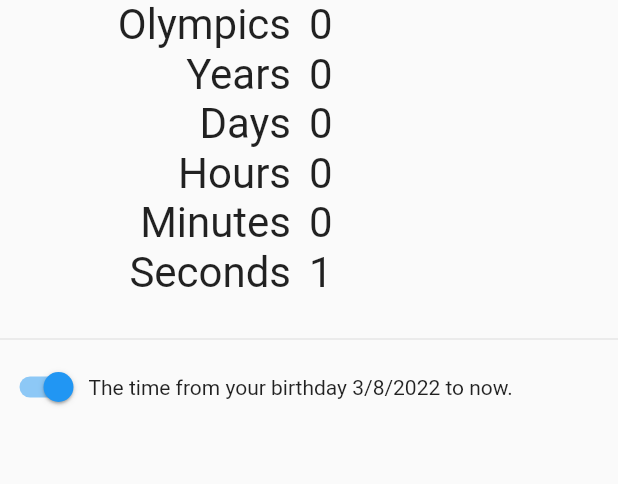
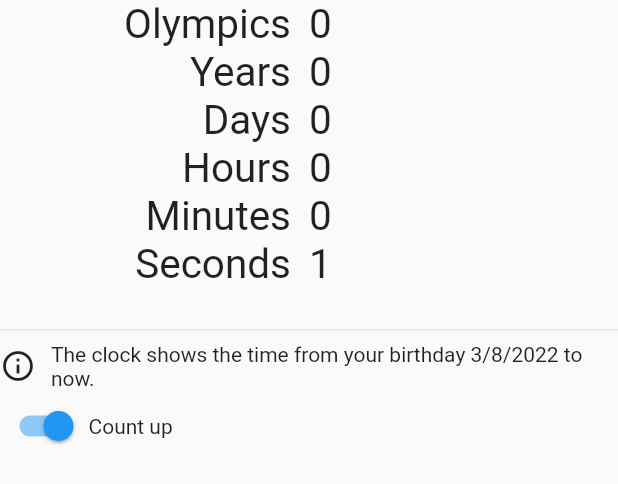
Before and after one commit to Xennis/lifetime-clock-app, a Flutter app: the NumberView widget shown alone on an empty page, opened directly with empty values, on a phone screen of 412 x 824 dp. Shown: the top 484 px of the screen. Run offline on Flutter 3.47's test engine with Material 2 defaults, Android fonts, the phone set to English and light mode, and no system bars; our stand-ins replace numberpicker, shared_preferences; accounts and stored records are empty; generated files the repository leaves out were written again.

Commit message:
Improve number view mode switch UX

```diff
--- a/lib/l10n/app_en.arb
+++ b/lib/l10n/app_en.arb
@@ -72,7 +72,7 @@
   "@optionDarkThemeDesc": {
     "description": "Description for the option to enforce the dark theme"
   },
-  "numberViewBirthToNow": "The time from your birthday {birthday} to now.",
+  "numberViewBirthToNow": "The clock shows the time from your birthday {birthday} to now.",
   "@numberViewBirthToNow": {
     "description": "Label for selecting clock from birthday to the current date",
     "type": "text",
@@ -84,7 +84,7 @@
       }
     }
   },
-  "numberViewNowToDeath": "The time from now to your planned age of {age} ({deathDay}).",
+  "numberViewNowToDeath": "The clock shows the time from now to your planned age of {age} ({deathDay}).",
   "@numberViewNowToDeath": {
     "description": "Label for selecting clock from current date to death",
     "type": "text",
@@ -100,6 +100,10 @@
         "example": "04/23/2001"
       }
     }
+  },
+  "numberViewModeSwitch": "Count up",
+  "@numberViewModeSwitch": {
+    "description": "Label for switch between count up/down the lifetime."
   },
   "boxViewInfoText": "Every box represents 1 year. Blue for the past, green the future and red the current one.",
   "@boxViewInfoText": {
--- a/lib/pages/home/number_view.dart
+++ b/lib/pages/home/number_view.dart
@@ -2,6 +2,7 @@ import 'dart:async';
 
 import 'package:flutter/material.dart';
 import 'package:flutter_gen/gen_l10n/app_localizations.dart';
+import 'package:intl/intl.dart';
 import 'package:provider/provider.dart';
 
 import '../../provider/prefs_provider.dart';
@@ -83,6 +84,19 @@ class _NumberViewState extends State<NumberView> {
         const Divider(),
         Row(
           children: [
+            Column(
+              children: const [
+                Icon(
+                  Icons.info_outline,
+                )
+              ],
+            ),
+            const Padding(padding: EdgeInsets.only(right: 10.0)),
+            Flexible(child: Text(text)),
+          ],
+        ),
+        Row(
+          children: [
             Switch(
                 value: _mode == NumberViewMode.birthToNow,
                 onChanged: (value) {
@@ -96,9 +110,9 @@ class _NumberViewState extends State<NumberView> {
                     });
                   }
                 }),
-            Flexible(child: Text(text)),
+            Text(l10n.numberViewModeSwitch),
           ],
-        ),
+        )
       ],
     );
   }
@@ -111,18 +125,19 @@ class _NumberDefaultView extends StatelessWidget {
   final int years;
   final Duration duration;
 
-  final TextStyle _pairStyle = const TextStyle(fontSize: 28.0);
+  final TextStyle _pairStyle = const TextStyle(fontSize: 27.0);
 
   @override
   Widget build(BuildContext context) {
     final AppLocalizations l10n = AppLocalizations.of(context)!;
+    final NumberFormat numberFmt = NumberFormat.decimalPattern();
     final Map<String, String> pairs = {
-      l10n.olympics: "${(years / 4).floor()}",
-      l10n.years: "$years",
-      l10n.days: "${duration.inDays}",
-      l10n.hours: "${duration.inHours}",
-      l10n.minutes: "${duration.inMinutes}",
-      l10n.seconds: "${duration.inSeconds}"
+      l10n.olympics: numberFmt.format((years / 4).floor()),
+      l10n.years: numberFmt.format(years),
+      l10n.days: numberFmt.format(duration.inDays),
+      l10n.hours: numberFmt.format(duration.inHours),
+      l10n.minutes: numberFmt.format(duration.inMinutes),
+      l10n.seconds: numberFmt.format(duration.inSeconds)
     };
 
     final List<TableRow> rows = [];
```
